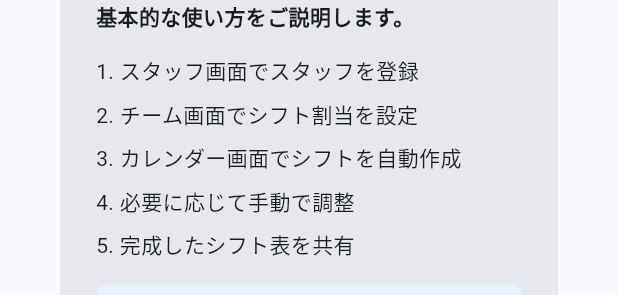
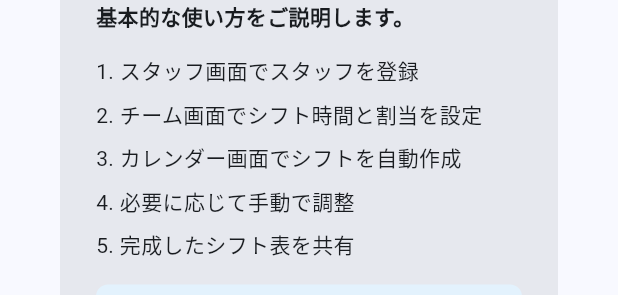
Before and after one commit to shi-takahashi/shift_kobo, a Flutter app: the WelcomeDialog widget shown alone on an empty page, opened directly with empty values, on a phone screen of 412 x 824 dp. Shown: the part 428-723 px from the top of the screen. Run offline on Flutter 3.47's test engine with Material 3 defaults, Android fonts, the phone set to English and light mode, and no system bars; our stand-ins replace cloud_firestore, cloud_functions, file_picker, firebase_analytics, firebase_auth, firebase_core and 12 more; missing offline and left inert: excel, holiday_jp; accounts and stored records are empty; network calls fail.

Commit message:
ヘルプとウェルカムページの修正

```diff
--- a/lib/widgets/welcome_dialog.dart
+++ b/lib/widgets/welcome_dialog.dart
@@ -42,7 +42,7 @@ class WelcomeDialog extends StatelessWidget {
             if (appUser.isAdmin) ...[
               const Text('1. スタッフ画面でスタッフを登録'),
               const SizedBox(height: 8),
-              const Text('2. チーム画面でシフト割当を設定'),
+              const Text('2. チーム画面でシフト時間と割当を設定'),
               const SizedBox(height: 8),
               const Text('3. カレンダー画面でシフトを自動作成'),
               const SizedBox(height: 8),
```
Also changed, not shown: lib/screens/help_screen.dart (+8 -0 lines).
